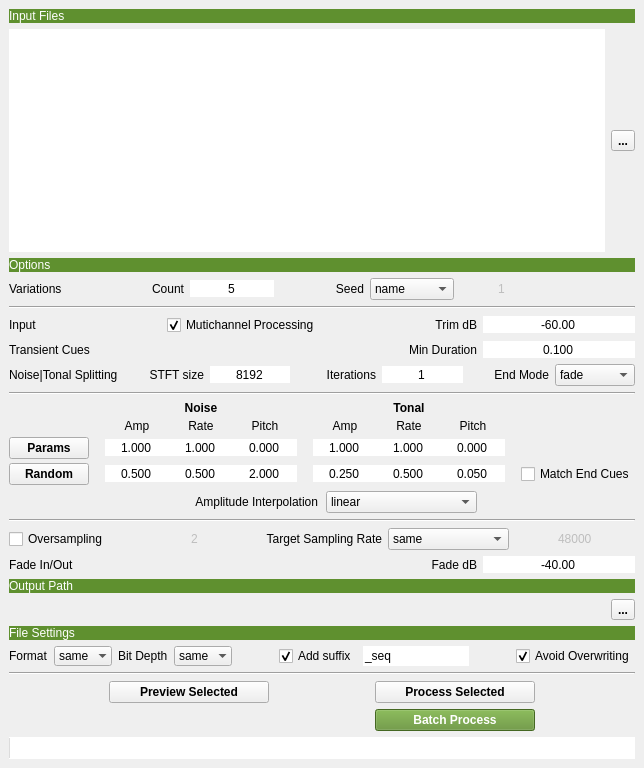
Old version of the form tools/UI/mutate_tool.ui in the repository robotmitchum/sample_tools.
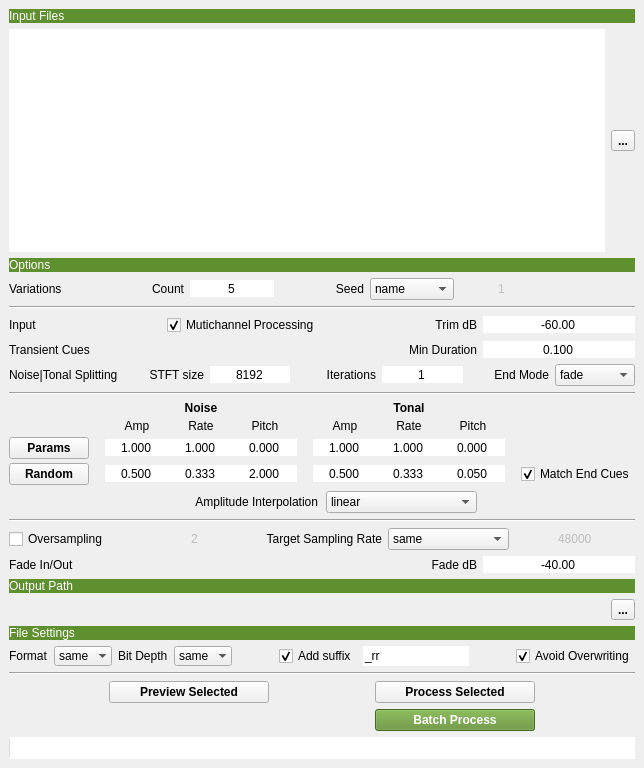
New version of the form.

Commit message: - st_tool, loop_tool, upsample_tool: fixed ignored output path - mutate_tool: modified defaults to more sensible values

```diff
--- a/tools/UI/mutate_tool.ui
+++ b/tools/UI/mutate_tool.ui
@@ -963,7 +963,7 @@
            <double>0.100000000000000</double>
           </property>
           <property name="value">
-           <double>0.500000000000000</double>
+           <double>0.333000000000000</double>
           </property>
          </widget>
         </item>
@@ -1038,7 +1038,7 @@
            <double>0.100000000000000</double>
           </property>
           <property name="value">
-           <double>0.250000000000000</double>
+           <double>0.500000000000000</double>
           </property>
          </widget>
         </item>
@@ -1072,7 +1072,7 @@
            <double>0.100000000000000</double>
           </property>
           <property name="value">
-           <double>0.500000000000000</double>
+           <double>0.333000000000000</double>
           </property>
          </widget>
         </item>
@@ -1121,6 +1121,9 @@
         <property name="text">
          <string>Match End Cues</string>
         </property>
+        <property name="checked">
+         <bool>true</bool>
+        </property>
        </widget>
       </item>
       <item row="0" column="4">
@@ -1607,7 +1610,7 @@
          <string>Suffix added to the base name</string>
         </property>
         <property name="text">
-         <string>_seq</string>
+         <string>_rr</string>
         </property>
         <property name="maxLength">
          <number>16</number>
```
Left out of the diff: 5 changed lines with no effect on the pictures. The commit also changes 8 other files.
